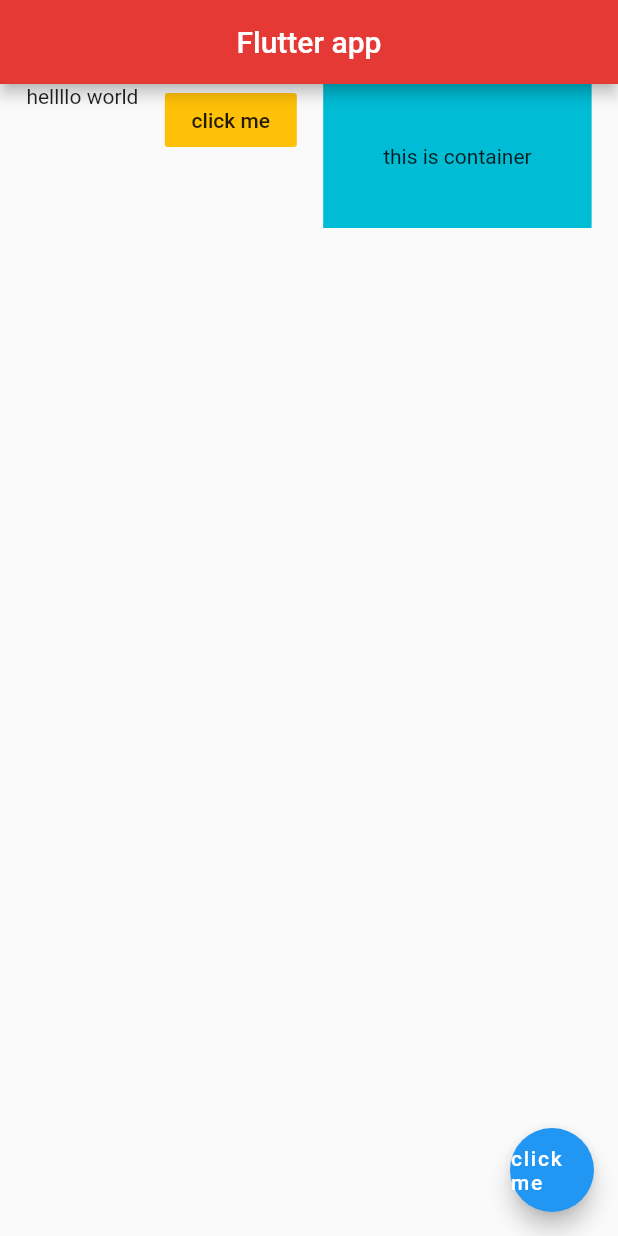
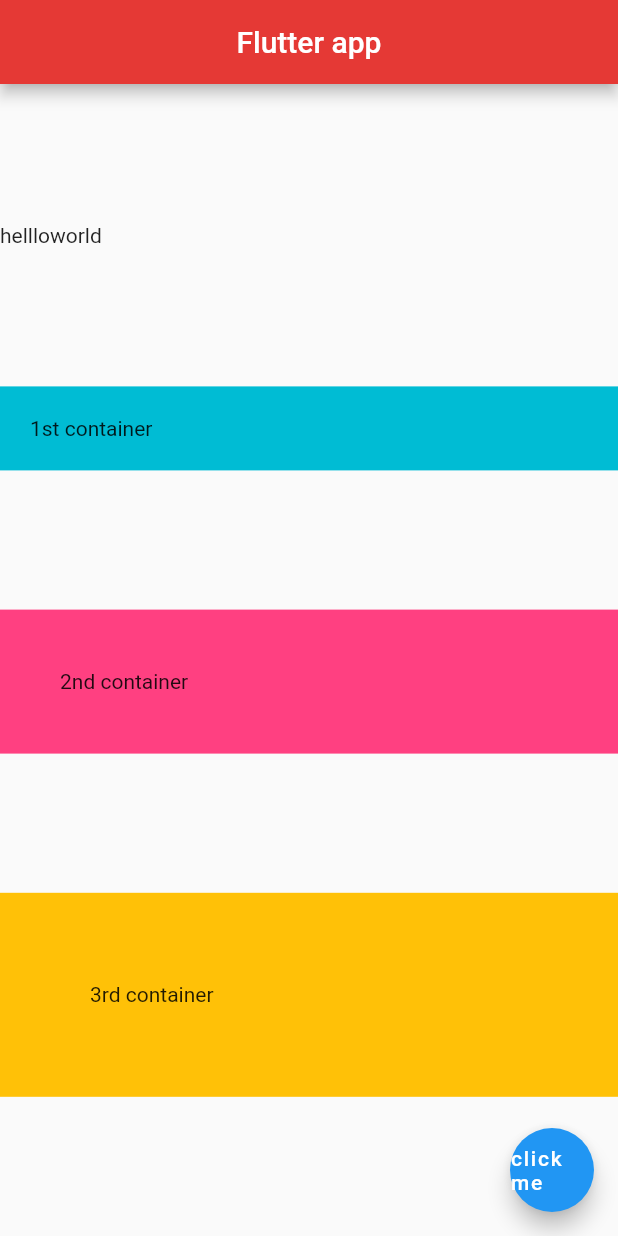
Before and after one commit to sakshi3326/Flutter-Basics, a Flutter app: the screen it shows after launch, on a phone screen of 412 x 824 dp. Run offline on Flutter 3.47's test engine with Material 2 defaults, Android fonts, the phone set to English and light mode, and no system bars.

Commit message:
column widget

```diff
--- a/lib/main.dart
+++ b/lib/main.dart
@@ -14,20 +14,30 @@ class home extends StatelessWidget {
         centerTitle: true,
         backgroundColor: Colors.red[600],
       ),
-      body: Row(
+      body: Column(
         mainAxisAlignment: MainAxisAlignment.spaceEvenly,
-        crossAxisAlignment: CrossAxisAlignment.start,
+        crossAxisAlignment: CrossAxisAlignment.stretch,
         children: <Widget>[
-          Text('hellllo world'),
-          FlatButton(
-              onPressed: (){},
-              color: Colors.amber,
-            child: Text('click me'),
+          Row(
+            children: <Widget>[
+              Text('helllo'),
+              Text('world'),
+            ],
           ),
           Container(
+            padding: EdgeInsets.all(20.0),
             color: Colors.cyan,
+            child: Text('1st container'),
+          ),
+          Container(
             padding: EdgeInsets.all(40.0),
-            child: Text('this is container'),
+            color: Colors.pinkAccent,
+            child: Text('2nd container'),
+          ),
+          Container(
+            padding: EdgeInsets.all(60.0),
+            color: Colors.amber,
+            child: Text('3rd container'),
           ),
         ],
       ),
```
